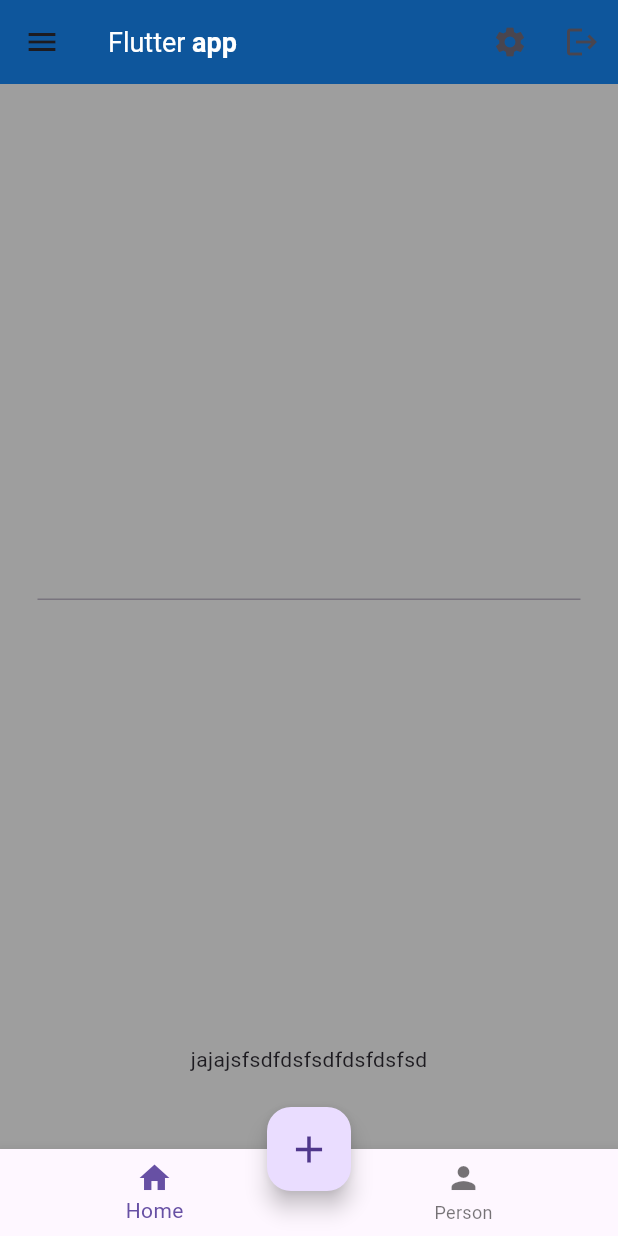
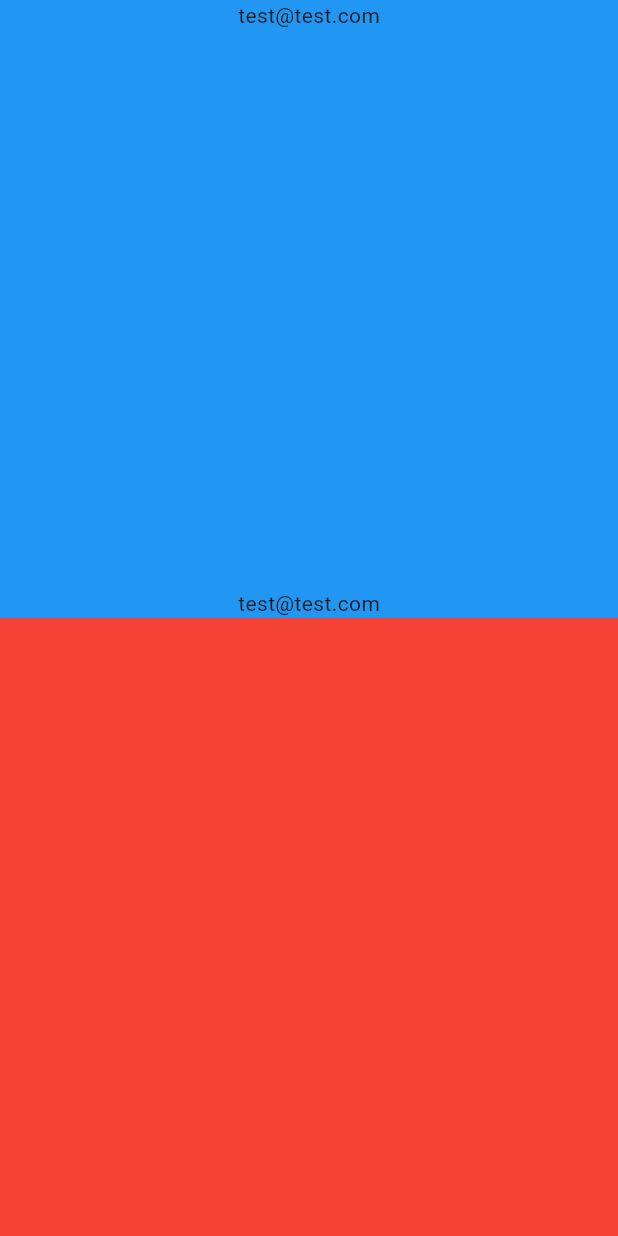
Before and after one commit to jpmarion/widgets, a Flutter app: the screen it shows after launch, on a phone screen of 412 x 824 dp. Run offline on Flutter 3.47's test engine with Material 3 defaults, Android fonts, the phone set to English and light mode, and no system bars.

Commit message:
SafeArea

```diff
--- a/lib/main.dart
+++ b/lib/main.dart
@@ -1,5 +1,5 @@
 import 'package:flutter/material.dart';
-import 'widget/scaffold.dart';
+import 'widget/safe_area.dart';
 
 void main() {
   runApp(const MyApp());
@@ -12,7 +12,7 @@ class MyApp extends StatelessWidget {
   @override
   Widget build(BuildContext context) {
     return const MaterialApp(
-      home: MyScaffold(),
+      home: MySafeArea(),
     );
   }
 }
--- a/lib/widget/safe_area.dart
+++ b/lib/widget/safe_area.dart
@@ -0,0 +1,40 @@
+import 'package:flutter/material.dart';
+
+class MySafeArea extends StatelessWidget {
+  const MySafeArea({super.key});
+
+  @override
+  Widget build(BuildContext context) {
+    return Scaffold(
+      body: Container(
+        color: Colors.grey,
+        height: double.infinity,
+        width: double.infinity,
+        child: Column(
+          children: [
+            Expanded(
+              child: Container(
+                color: Colors.blue,
+                width: double.infinity,
+                child: const SafeArea(
+                  bottom: false,
+                  child: Column(
+                    mainAxisAlignment: MainAxisAlignment.spaceBetween,
+                    children: [
+                      Text("test@test.com"),
+                      Text("test@test.com"),
+                    ],
+                  ),
+                ),
+              ),
+            ),
+            Expanded(
+                child: Container(
+              color: Colors.red,
+            )),
+          ],
+        ),
+      ),
+    );
+  }
+}
```
